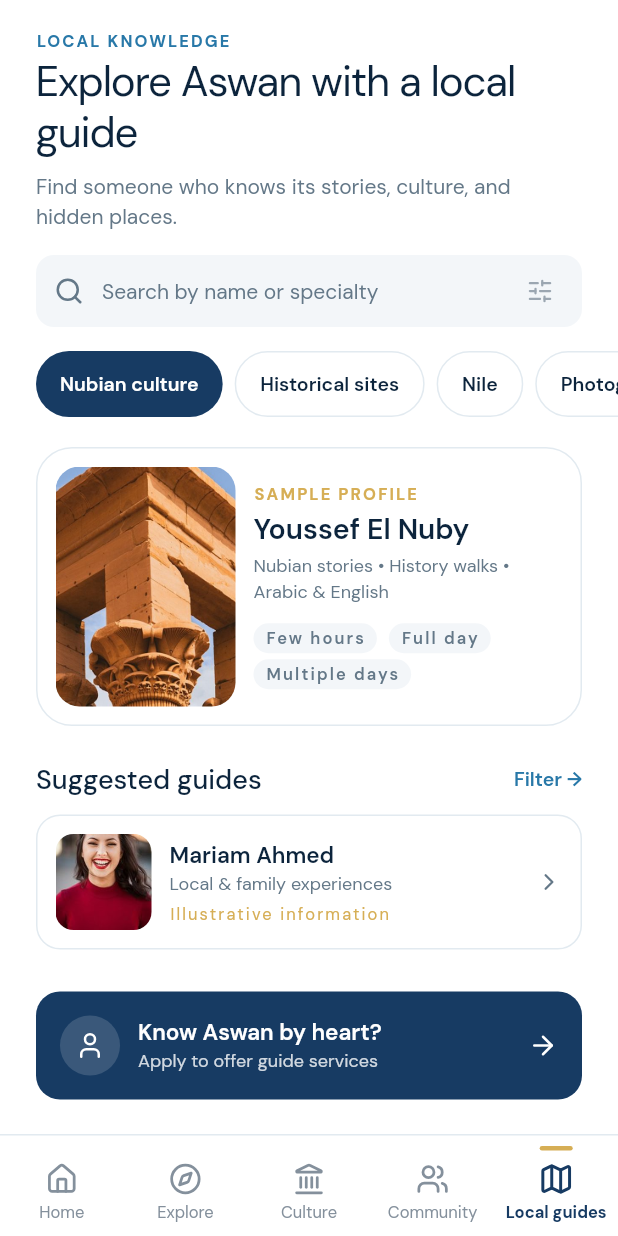
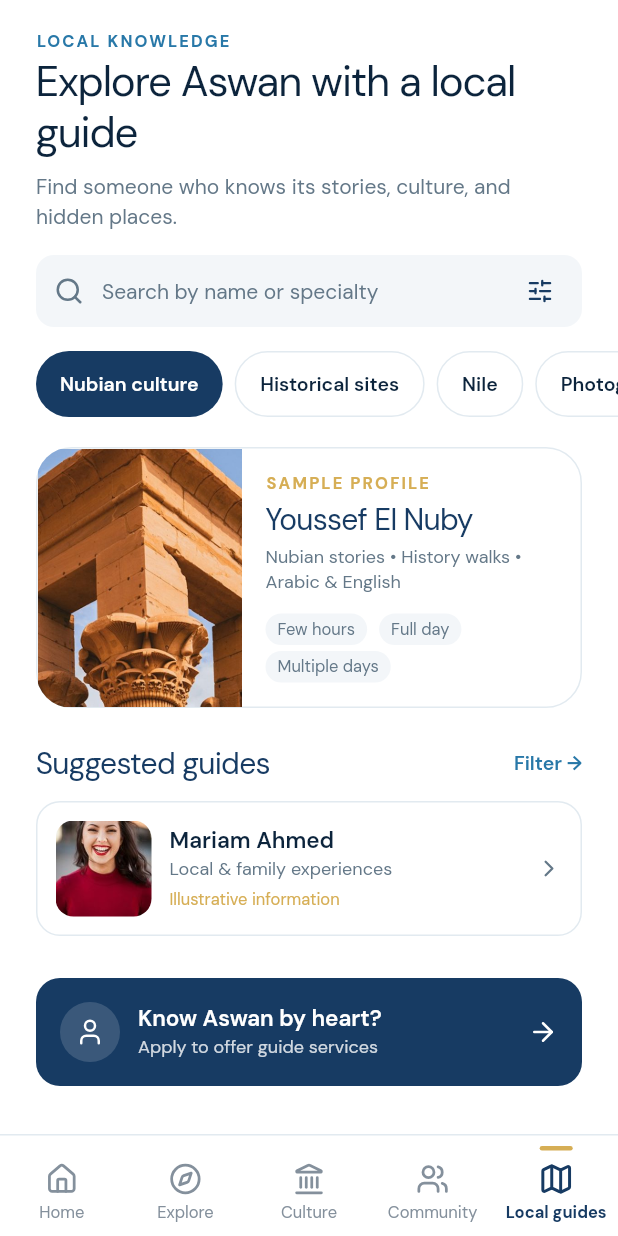
Before and after one commit to noorahmeddarweesh/aswani, a Flutter app: the GuidesScreen screen opened by its route, on a phone screen of 412 x 824 dp. Run offline on Flutter 3.47's test engine with Material 3 defaults, Android fonts, the phone set to English and light mode, and no system bars; our stand-ins replace connectivity_plus, dio, flutter_riverpod, flutter_secure_storage, go_router, image_picker and 4 more; accounts and stored records are empty; generated files the repository leaves out were written again; statements that could not run were skipped.

Commit message:
style(mobile): Places & Guides match the designs; Filter works
- Place details: fact cards with the icon above the label, light
  headings, copy like the design; photo counter reads 1 / 3 in Arabic.
- Report a place: Continue and Submit sit under the content like the
  design; lighter photo box border; filled gold star on Thank you.
- Guides: featured card photo runs edge to edge; light names and section
  headings; plain duration labels.
- Both Filter buttons on Local guides open a sheet with every specialty
  (the API filters by specialty and search only); they did nothing before.

Co-Authored-By: Claude Opus 5.5 <noreply@anthropic.com>
Claude-Session: https://claude.ai/code/session_01APW4eC2AgTB2SXrRvxZmi1

```diff
--- a/mobile/lib/core/l10n/app_en.arb
+++ b/mobile/lib/core/l10n/app_en.arb
@@ -566,7 +566,7 @@
   "placeReportPhotoUnsupported": "Only JPG, PNG, and WebP photos are supported",
   "placeReportPointsPending": "points pending",
   "placeReportRemovePhoto": "Remove photo",
-  "placeReportRowText": "See something inaccurate? Report it.",
+  "placeReportRowText": "See something inaccurate? Report it",
   "placeReportSelectedPlace": "SELECTED PLACE",
   "placeReportStatusAccepted": "Accepted",
   "placeReportStatusPending": "Under review",
--- a/mobile/lib/features/local_guides/presentation/screens/guides_screen.dart
+++ b/mobile/lib/features/local_guides/presentation/screens/guides_screen.dart
@@ -13,6 +13,7 @@ import '../widgets/become_guide_cta_card.dart';
 import '../widgets/featured_guide_card.dart';
 import '../widgets/guides_search_bar.dart';
 import '../widgets/specialty_filter_chips.dart';
+import '../widgets/specialty_filter_sheet.dart';
 import '../widgets/suggested_guide_card.dart';
 
 /// Local Guides main list screen matching tour_guides.jpg:
@@ -88,6 +89,11 @@ class _GuidesScreenState extends ConsumerState<GuidesScreen> {
     final l10n = context.guidesL10n;
     final filter = ref.watch(guidesFilterProvider);
     final filterVm = ref.read(guidesFilterProvider.notifier);
+    void openFilter() => showSpecialtyFilterSheet(
+      context,
+      selected: filter.specialty,
+      onSelected: filterVm.setSpecialty,
+    );
     final asyncGuides = ref.watch(guidesListProvider);
     final listVm = ref.read(guidesListProvider.notifier);
 
@@ -142,7 +148,7 @@ class _GuidesScreenState extends ConsumerState<GuidesScreen> {
                   child: GuidesSearchBar(
                     controller: _searchController,
                     onChanged: filterVm.onSearchChanged,
-                    onFilterPressed: widget.onFilterPressed,
+                    onFilterPressed: widget.onFilterPressed ?? openFilter,
                   ),
                 ),
                 const SizedBox(height: AppSpacing.md),
@@ -197,18 +203,14 @@ class _GuidesScreenState extends ConsumerState<GuidesScreen> {
                                 Expanded(
                                   child: Text(
                                     l10n.suggestedSectionTitle,
-                                    style: context.text.titleLarge?.copyWith(
-                                      fontSize: 18,
-                                      fontWeight: FontWeight.w500,
-                                      color: context.palette.ink,
-                                    ),
+                                    style: context.text.headlineSmall,
                                     maxLines: 1,
                                     overflow: TextOverflow.ellipsis,
                                   ),
                                 ),
                                 const SizedBox(width: AppSpacing.sm),
                                 GestureDetector(
-                                  onTap: widget.onFilterPressed,
+                                  onTap: widget.onFilterPressed ?? openFilter,
                                   child: Text(
                                     l10n.filterAction,
                                     style: context.text.labelMedium?.copyWith(
--- a/mobile/lib/features/local_guides/presentation/widgets/featured_guide_card.dart
+++ b/mobile/lib/features/local_guides/presentation/widgets/featured_guide_card.dart
@@ -16,6 +16,8 @@ class FeaturedGuideCard extends StatelessWidget {
   final Guide guide;
   final VoidCallback? onTap;
 
+  static const double _photoWidth = 136;
+
   @override
   Widget build(BuildContext context) {
     final l10n = context.guidesL10n;
@@ -31,54 +33,50 @@ class FeaturedGuideCard extends StatelessWidget {
             borderRadius: AppRadii.xlAll,
             border: Border.all(color: context.palette.border),
           ),
-          padding: const EdgeInsets.all(AppSpacing.sm),
-          child: Row(
-            crossAxisAlignment: CrossAxisAlignment.center,
+          clipBehavior: Clip.antiAlias,
+          // Photo runs edge to edge on the leading side, as tall as the card
+          // (design: tour guides.jpg). The text decides the height, so the
+          // card grows with large text.
+          child: Stack(
             children: [
-              // Guide photo with fallback placeholder
-              ClipRRect(
-                borderRadius: AppRadii.lgAll,
-                child: SizedBox(
-                  width: 120,
-                  height: 160,
+              PositionedDirectional(
+                start: 0,
+                top: 0,
+                bottom: 0,
+                width: _photoWidth,
                 child: AppImage(guide.photo ?? '', fit: BoxFit.cover),
               ),
+              ConstrainedBox(
+                constraints: const BoxConstraints(minHeight: 160),
+                child: Padding(
+                  padding: const EdgeInsetsDirectional.fromSTEB(
+                    _photoWidth + AppSpacing.md,
+                    AppSpacing.md,
+                    AppSpacing.md,
+                    AppSpacing.md,
                   ),
-              const SizedBox(width: AppSpacing.sm),
-              // Guide details
-              Expanded(
                   child: Column(
                     crossAxisAlignment: CrossAxisAlignment.start,
-                  mainAxisSize: MainAxisSize.min,
+                    mainAxisAlignment: MainAxisAlignment.center,
                     children: [
                       Text(
                         l10n.sampleProfile,
                         style: context.text.labelSmall?.copyWith(
                           color: context.palette.accentGold,
-                        fontWeight: FontWeight.w700,
-                        letterSpacing: 1.4,
                         ),
                       ),
                       const SizedBox(height: AppSpacing.xxs),
                       Text(
                         guide.fullName,
-                      style: context.text.titleLarge?.copyWith(
-                        fontSize: 19,
-                        fontWeight: FontWeight.w600,
-                        color: context.palette.ink,
-                      ),
-                      maxLines: 1,
+                        style: context.text.headlineSmall,
+                        maxLines: 2,
                         overflow: TextOverflow.ellipsis,
                       ),
                       const SizedBox(height: AppSpacing.xxs),
                       Text(
                         guide.tagline,
-                      style: context.text.bodySmall?.copyWith(
-                        color: context.palette.textSecondary,
-                        fontSize: 12,
-                        height: 1.4,
-                      ),
-                      maxLines: 2,
+                        style: context.text.bodySmall,
+                        maxLines: 3,
                         overflow: TextOverflow.ellipsis,
                       ),
                       const SizedBox(height: AppSpacing.sm),
@@ -86,8 +84,9 @@ class FeaturedGuideCard extends StatelessWidget {
                       Wrap(
                         spacing: AppSpacing.xs,
                         runSpacing: AppSpacing.xxs,
-                      children: guide.durations.map((d) {
-                        return Container(
+                        children: [
+                          for (final d in guide.durations)
+                            Container(
                               padding: const EdgeInsets.symmetric(
                                 horizontal: AppSpacing.xs,
                                 vertical: 3,
@@ -98,16 +97,15 @@ class FeaturedGuideCard extends StatelessWidget {
                               ),
                               child: Text(
                                 l10n.durationLabel(d),
-                            style: context.text.labelSmall?.copyWith(
-                              color: context.palette.textSecondary,
+                                style: context.text.bodySmall?.copyWith(
                                   fontSize: 11,
-                              fontWeight: FontWeight.w600,
                                 ),
                               ),
-                        );
-                      }).toList(),
                             ),
                         ],
+                      ),
+                    ],
+                  ),
                 ),
               ),
             ],
--- a/mobile/lib/features/local_guides/presentation/widgets/guide_duration_tile.dart
+++ b/mobile/lib/features/local_guides/presentation/widgets/guide_duration_tile.dart
@@ -46,11 +46,7 @@ class GuideDurationTile extends StatelessWidget {
           const SizedBox(height: 6),
           Text(
             l10n.detailsDurationLabel(duration),
-            style: context.text.labelSmall?.copyWith(
-              color: context.palette.ink,
-              fontWeight: FontWeight.w600,
-              fontSize: 11,
-            ),
+            style: context.text.bodySmall?.copyWith(fontSize: 11),
             textAlign: TextAlign.center,
             maxLines: 1,
             overflow: TextOverflow.ellipsis,
--- a/mobile/lib/features/local_guides/presentation/widgets/suggested_guide_card.dart
+++ b/mobile/lib/features/local_guides/presentation/widgets/suggested_guide_card.dart
@@ -71,10 +71,9 @@ class SuggestedGuideCard extends StatelessWidget {
                     const SizedBox(height: 4),
                     Text(
                       l10n.illustrativeNote,
-                      style: context.text.labelSmall?.copyWith(
+                      style: context.text.bodySmall?.copyWith(
                         color: context.palette.accentGold,
                         fontSize: 11,
-                        fontWeight: FontWeight.normal,
                       ),
                     ),
                   ],
--- a/mobile/lib/features/places/presentation/screens/place_report_submitted_screen.dart
+++ b/mobile/lib/features/places/presentation/screens/place_report_submitted_screen.dart
@@ -113,9 +113,11 @@ class PlaceReportSubmittedScreen extends StatelessWidget {
                             ),
                             child: Row(
                               children: [
+                                // Filled star, like the design and the
+                                // points card on Profile.
                                 Icon(
-                                  LucideIcons.star,
-                                  size: 24,
+                                  Icons.star_rounded,
+                                  size: 28,
                                   color: context.palette.accentGold,
                                 ),
                                 const SizedBox(width: 10),
--- a/mobile/lib/features/places/presentation/widgets/place_hero_carousel.dart
+++ b/mobile/lib/features/places/presentation/widgets/place_hero_carousel.dart
@@ -140,6 +140,8 @@ class _PlaceHeroCarouselState extends State<PlaceHeroCarousel> {
                 ),
                 child: Text(
                   '${_currentPage + 1} / ${effectiveImages.length}',
+                  // Always "1 / 3", also in Arabic (RTL would show "3 / 1").
+                  textDirection: TextDirection.ltr,
                   style: TextStyle(
                     color: context.palette.onBrandSurface,
                     fontSize: 11,
--- a/mobile/lib/features/places/presentation/widgets/report_photo_picker_box.dart
+++ b/mobile/lib/features/places/presentation/widgets/report_photo_picker_box.dart
@@ -42,8 +42,8 @@ class ReportPhotoPickerBox extends StatelessWidget {
               border: Border.all(
                 color: errorText != null
                     ? context.colors.error
-                    : context.palette.divider,
-                width: 1.5,
+                    : context.palette.border,
+                width: 1,
               ),
             ),
             child: hasPhoto
```
Also changed, not shown: mobile/lib/features/local_guides/presentation/screens/guide_details_screen.dart (+5 -17 lines), mobile/lib/features/local_guides/presentation/viewmodels/guides_view_model.dart (+7 -0 lines), mobile/lib/features/local_guides/presentation/widgets/specialty_filter_sheet.dart (added, +62 -0 lines), mobile/lib/features/places/presentation/screens/place_details_screen.dart (+10 -12 lines), mobile/lib/features/places/presentation/screens/place_report_details_screen.dart (+7 -16 lines), mobile/lib/features/places/presentation/screens/place_report_reason_screen.dart (+5 -13 lines), mobile/lib/features/places/presentation/widgets/place_fact_card.dart (+16 -15 lines), 2 other files. Lines whose indentation alone changed are shown as unchanged.
